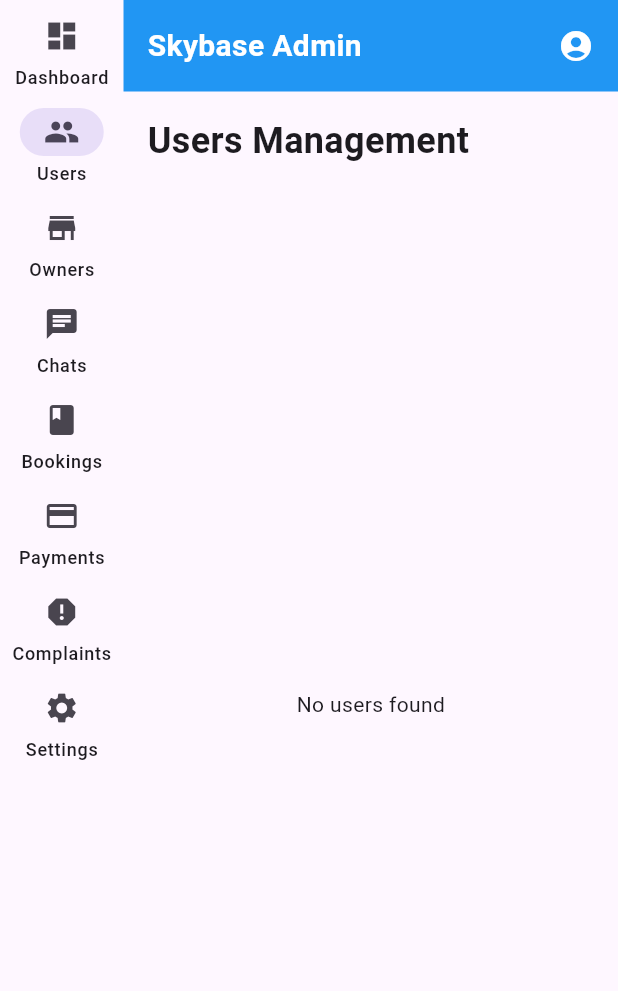
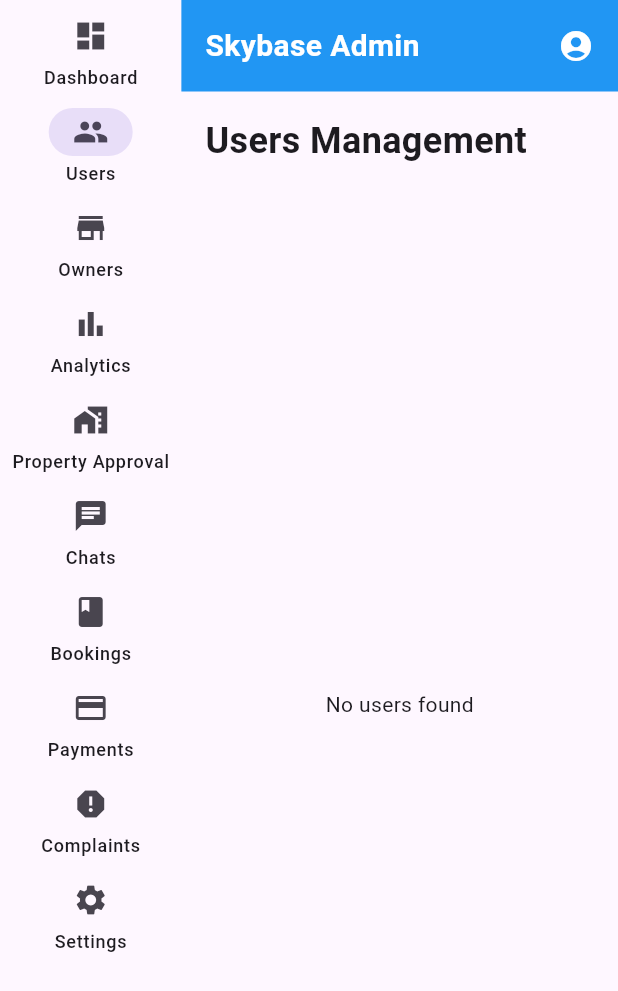
Before and after one commit to jayanth41/farmigo, a Flutter app: the screen it shows after launch, in the side drawer, after a tap on "Users", on a phone screen of 412 x 824 dp. Shown: the top 991 px of the screen. Run offline on Flutter 3.47's test engine with Material 3 defaults, Android fonts, the phone set to English and light mode, and no system bars; our stand-ins replace audioplayers, cloud_firestore, cross_file, firebase_auth, firebase_core, firebase_messaging and 14 more; missing offline and left inert: razorpay_flutter; accounts and stored records are empty; generated files the repository leaves out were written again; network calls fail.

Commit message:
admin dashboard updated

```diff
--- a/skybase_admin/lib/main.dart
+++ b/skybase_admin/lib/main.dart
@@ -1,12 +1,15 @@
 import 'package:flutter/material.dart';
 import 'package:firebase_core/firebase_core.dart';
 import 'package:firebase_auth/firebase_auth.dart';
+import 'package:skybase_admin/screens/payments_screen.dart';
 import 'screens/dashboard_screen.dart';
 import 'screens/users_screen.dart';
 import 'screens/owners_screen.dart';
 import 'screens/admin_chat_list_screen.dart';
 import 'screens/property_approvals_screen.dart';
 import 'screens/property_approval_panel.dart';
+import 'screens/analytics_screen.dart';
+import 'screens/bookings_screen.dart';
 void main() async{
   WidgetsFlutterBinding.ensureInitialized();
   try {
@@ -73,10 +76,11 @@ class _AdminHomeState extends State<AdminHome> {
     const DashboardScreen(),
     const UsersScreen(),
     const OwnersScreen(),
+    const AnalyticsScreen(),
+    const PropertyApprovalPanel(),
     const AdminChatListScreen(),
-    const PropertyApprovalPanel(),
     const Center(child: Text("Bookings Screen")),
-    const Center(child: Text("Payments Screen")),
+    const paymentsScreen(),// <-- Replace placeholder with actual PaymentsScreen widget
     const Center(child: Text("Complaints Screen")),
     const Center(child: Text("Settings Screen")),
   ];
@@ -99,8 +103,12 @@ class _AdminHomeState extends State<AdminHome> {
                   icon: Icon(Icons.people), label: Text("Users")),
               NavigationRailDestination(
                   icon: Icon(Icons.store), label: Text("Owners")),
-        NavigationRailDestination(
-          icon: Icon(Icons.chat), label: Text("Chats")),
+              NavigationRailDestination(
+                  icon: Icon(Icons.bar_chart), label: Text("Analytics")),
+              NavigationRailDestination(
+                  icon: Icon(Icons.home_work), label: Text("Property Approval")),
+              NavigationRailDestination(
+                icon: Icon(Icons.chat), label: Text("Chats")),
               NavigationRailDestination(
                   icon: Icon(Icons.book), label: Text("Bookings")),
               NavigationRailDestination(
--- a/skybase_admin/lib/screens/dashboard_screen.dart
+++ b/skybase_admin/lib/screens/dashboard_screen.dart
@@ -32,8 +32,16 @@ class DashboardScreen extends StatelessWidget {
             ),
 
             ListTile(
+              leading: const Icon(Icons.people),
+              title: const Text("Users"),
+              onTap: () {
+                Navigator.pop(context);
+              },
+            ),
+
+            ListTile(
               leading: const Icon(Icons.approval),
-              title: const Text("Property Approvals"),
+              title: const Text("Property Approval"),
               onTap: () async {
                 // Close the drawer first, then navigate to the approvals screen
                 Navigator.pop(context);
@@ -47,16 +55,8 @@ class DashboardScreen extends StatelessWidget {
             ),
 
             ListTile(
-              leading: const Icon(Icons.people),
-              title: const Text("Users"),
-              onTap: () {
-                Navigator.pop(context);
-              },
-            ),
-
-            ListTile(
               leading: const Icon(Icons.home_work),
-              title: const Text("Properties"),
+              title: const Text("Property Approval Screen"),
               onTap: () {
                 Navigator.pop(context);
               },
@@ -81,15 +81,17 @@ class DashboardScreen extends StatelessWidget {
             const SizedBox(height: 20),
 
             // KPI Cards Row
-            Row(
+            Wrap(
+              spacing: 12,
+              runSpacing: 12,
               children: [
-                _buildCard("Total Users", "1,240"),
-                const SizedBox(width: 16),
-                _buildCard("Total Owners", "85"),
-                const SizedBox(width: 16),
-                _buildCard("Active Bookings", "32"),
-                const SizedBox(width: 16),
+                _buildCard("Users", "1,240"),
+                _buildCard("Owners", "85"),
+                _buildCard("Properties", "320"),
                 _buildCard("Revenue", "₹2,45,000"),
+                _buildCard("Bookings", "32"),
+                _buildCard("Pending Approvals", "14"),
+                _buildCard("Withdrawals", "6"),
               ],
             ),
 
@@ -146,7 +148,8 @@ class DashboardScreen extends StatelessWidget {
   }
 
   Widget _buildCard(String title, String value) {
-    return Expanded(
+    return SizedBox(
+      width: 160,
       child: Card(
         elevation: 3,
         child: Padding(
```
Also changed, not shown: skybase_admin/lib/screens/analytics_screen.dart (added, +66 -0 lines), skybase_admin/lib/screens/owners_screen.dart (+74 -12 lines), skybase_admin/lib/screens/payments_screen.dart (+100 -0 lines), skybase_admin/pubspec.lock.
